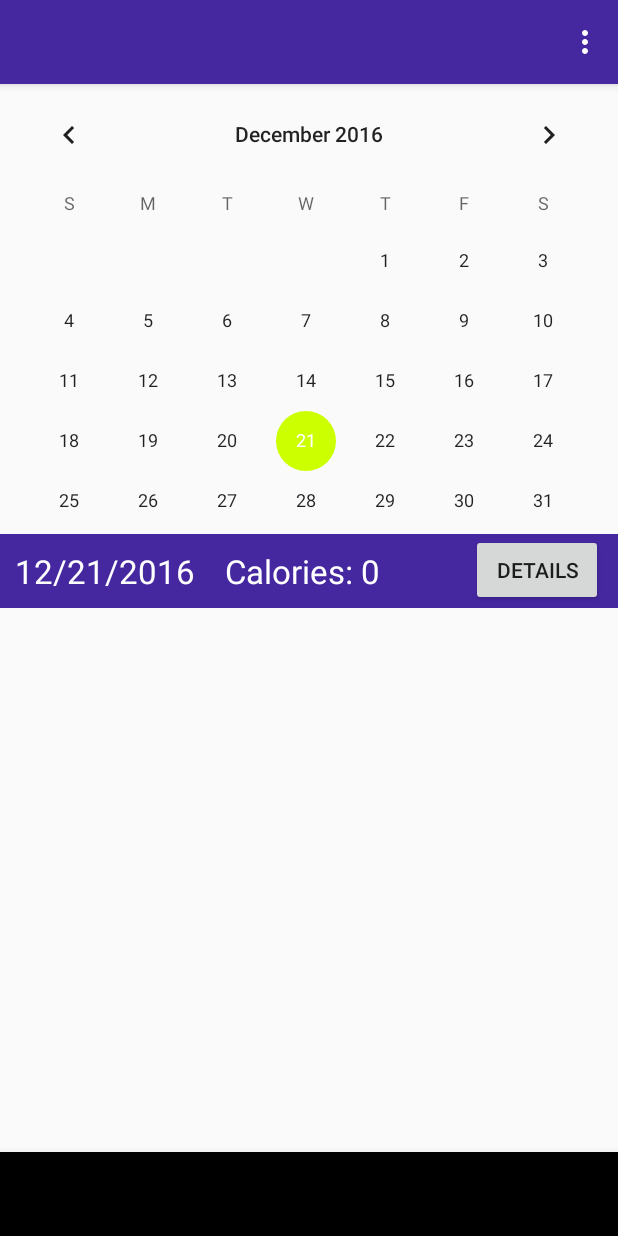
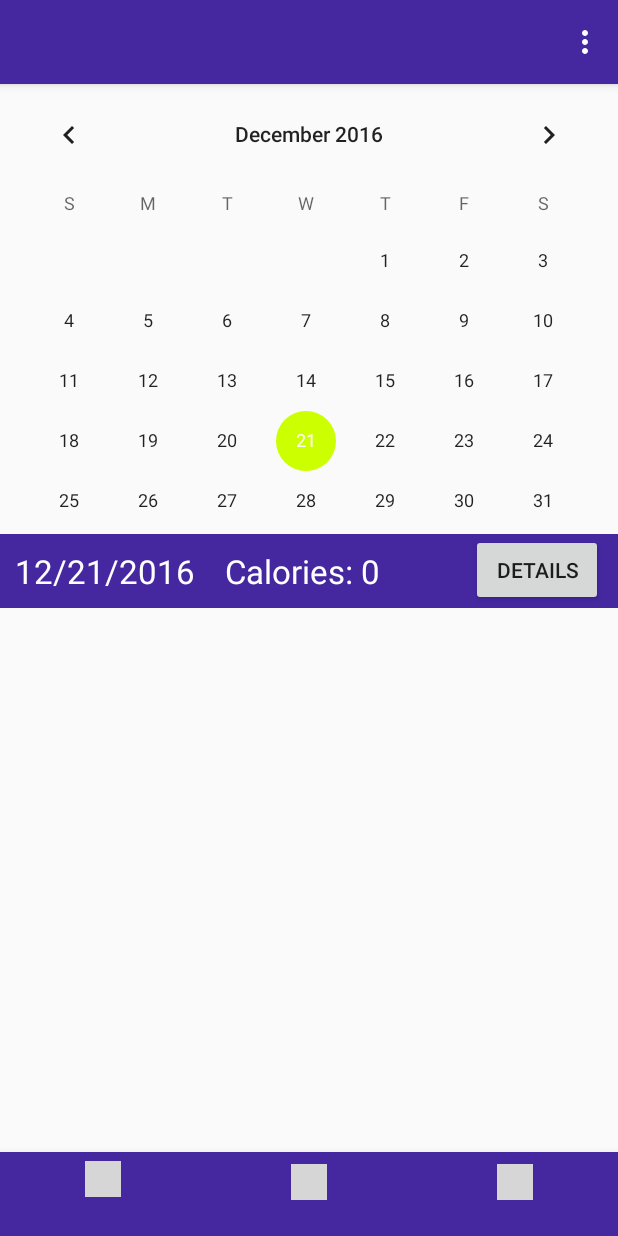
Before and after one commit to sheenanick/fitness-app, an Android app: the screen it shows after launch once a user with an empty profile is signed in (MainActivity), on a phone screen of 412 x 824 dp. Run offline under Robolectric (Android 15) with nearby library versions, the phone set to English and light mode, and no system bars; our stand-ins replace ButterKnife, Firebase (no records; nobody signed in at launch, a user with empty details on screens opened directly); grey boxes are pictures that could not be loaded.

Commit message:
add menu file for bottom nav

```diff
--- a/app/src/main/res/menu/bottom_navigation_main.xml
+++ b/app/src/main/res/menu/bottom_navigation_main.xml
@@ -1,4 +1,22 @@
 <?xml version="1.0" encoding="utf-8"?>
-<menu xmlns:android="http://schemas.android.com/apk/res/android">
-
+<menu xmlns:android="http://schemas.android.com/apk/res/android"
+    xmlns:app="http://schemas.android.com/apk/res-auto">
+    <item
+        android:id="@+id/action_favorites"
+        android:enabled="true"
+        android:icon="@drawable/ic_home_white_24dp"
+        android:title="Home"
+        app:showAsAction="ifRoom" />
+    <item
+        android:id="@+id/action_schedules"
+        android:enabled="true"
+        android:icon="@drawable/ic_fitness_center_white_24dp"
+        android:title="Workouts"
+        app:showAsAction="ifRoom" />
+    <item
+        android:id="@+id/action_music"
+        android:enabled="true"
+        android:icon="@drawable/ic_account_box_white_24dp"
+        android:title="Account"
+        app:showAsAction="ifRoom" />
 </menu>
```
